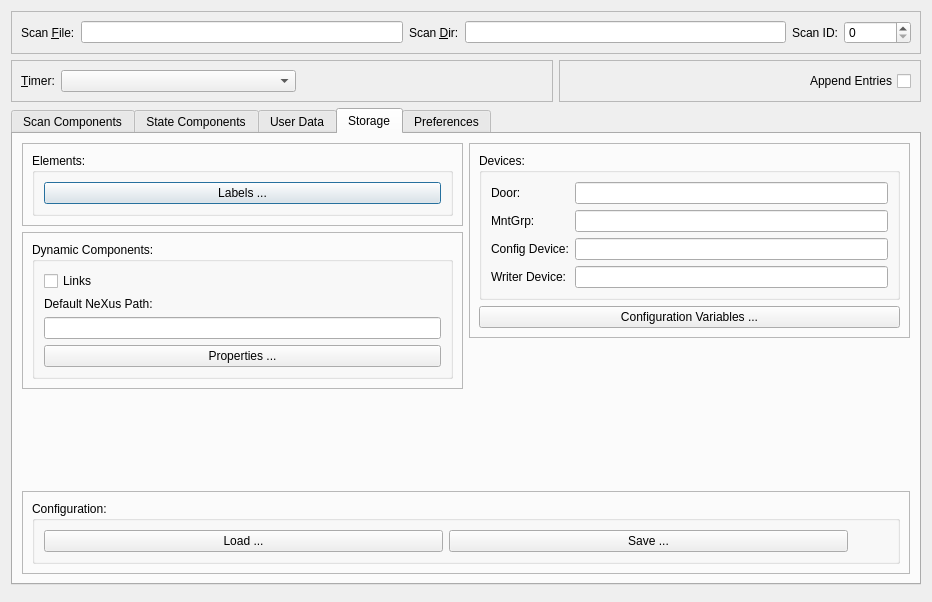
The window that nxselector/ui/selector.ui (nexdatas/nxselector) describes before a commit, drawn with Qt 5.
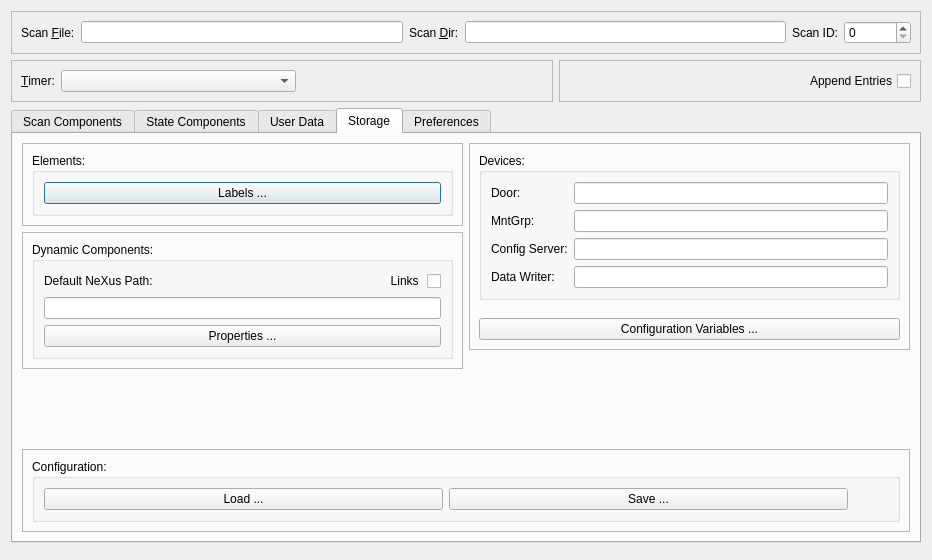
The same window after the commit. The open tabs and pages were chosen to show the change.

```diff
--- a/nxselector/ui/selector.ui
+++ b/nxselector/ui/selector.ui
@@ -7,7 +7,7 @@
     <x>0</x>
     <y>0</y>
     <width>932</width>
-    <height>602</height>
+    <height>560</height>
    </rect>
   </property>
   <property name="windowTitle">
@@ -270,12 +270,7 @@
                    <item row="0" column="0">
                     <layout class="QVBoxLayout" name="verticalLayout_2">
                      <item>
-                      <widget class="QCheckBox" name="dcLinksCheckBox">
-                       <property name="text">
-                        <string>Links </string>
-                       </property>
-                      </widget>
-                     </item>
+                      <layout class="QHBoxLayout" name="horizontalLayout_11">
                      <item>
                       <widget class="QLabel" name="dcPathLabel">
                        <property name="text">
@@ -287,6 +282,18 @@
                       </widget>
                      </item>
                      <item>
+                        <widget class="QCheckBox" name="dcLinksCheckBox">
+                         <property name="layoutDirection">
+                          <enum>Qt::RightToLeft</enum>
+                         </property>
+                         <property name="text">
+                          <string>Links </string>
+                         </property>
+                        </widget>
+                       </item>
+                      </layout>
+                     </item>
+                     <item>
                       <widget class="QLineEdit" name="dcPathLineEdit"/>
                      </item>
                      <item>
@@ -341,7 +348,7 @@
                      <item row="2" column="0">
                       <widget class="QLabel" name="devConfigLabel">
                        <property name="text">
-                        <string>Config Device:</string>
+                        <string>Config Server:</string>
                        </property>
                        <property name="buddy">
                         <cstring>devConfigLineEdit</cstring>
@@ -380,7 +387,7 @@
                      <item row="3" column="0">
                       <widget class="QLabel" name="devWriterLabel">
                        <property name="text">
-                        <string>Writer Device:</string>
+                        <string>Data Writer:</string>
                        </property>
                        <property name="buddy">
                         <cstring>devWriterLineEdit</cstring>
@@ -395,6 +402,22 @@
                   </layout>
                  </widget>
                 </item>
+                <item>
+                 <spacer name="verticalSpacer_3">
+                  <property name="orientation">
+                   <enum>Qt::Vertical</enum>
+                  </property>
+                  <property name="sizeType">
+                   <enum>QSizePolicy::Fixed</enum>
+                  </property>
+                  <property name="sizeHint" stdset="0">
+                   <size>
+                    <width>20</width>
+                    <height>12</height>
+                   </size>
+                  </property>
+                 </spacer>
+                </item>
                 <item>
                  <widget class="QPushButton" name="devConfigPushButton">
                   <property name="text">
```
Left out of the diff: 2 changed lines with no effect on the pictures. Lines whose indentation alone changed are shown as unchanged.
